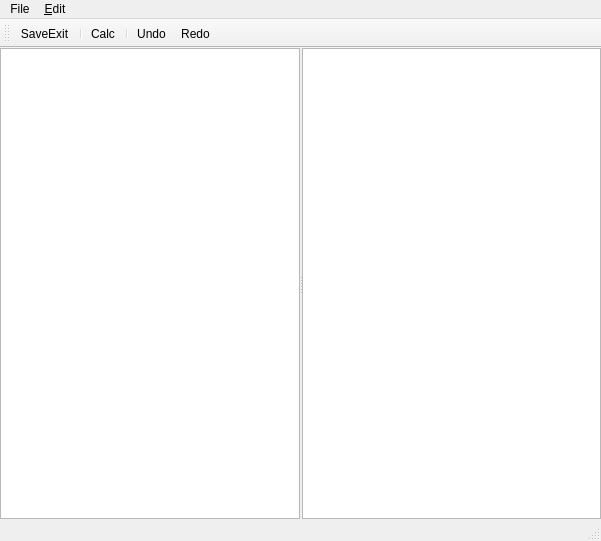
Above: ui/qwmdataeditor.ui from alleindrach/QWellMan before the change. Below: the same form after it.
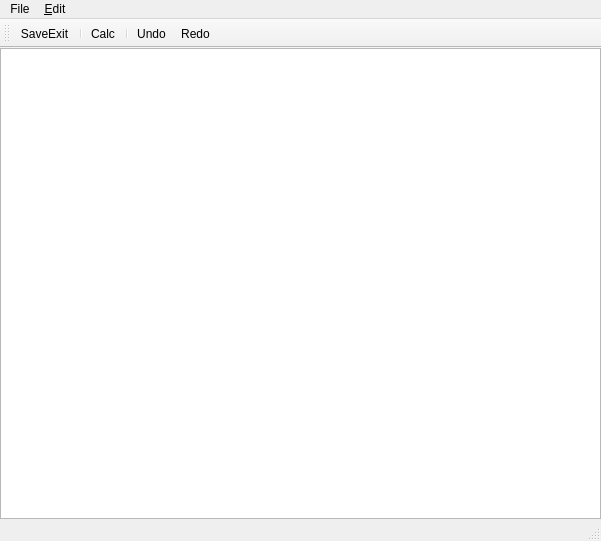
That is the form after the change. Icons and pictures are not drawn.

```diff
--- a/ui/qwmdataeditor.ui
+++ b/ui/qwmdataeditor.ui
@@ -57,7 +57,6 @@
         <bool>false</bool>
        </attribute>
       </widget>
-      <widget class="QTableView" name="tbvData"/>
      </widget>
     </item>
    </layout>
```
Left out of the diff: 2 changed lines with no effect on the pictures.
